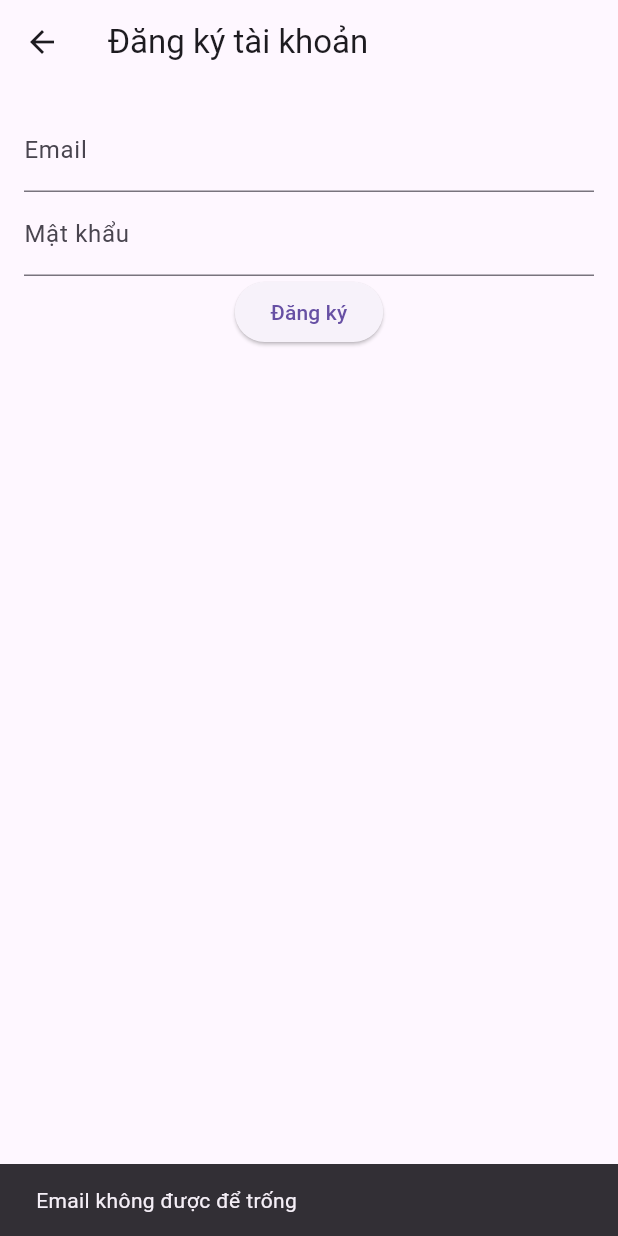
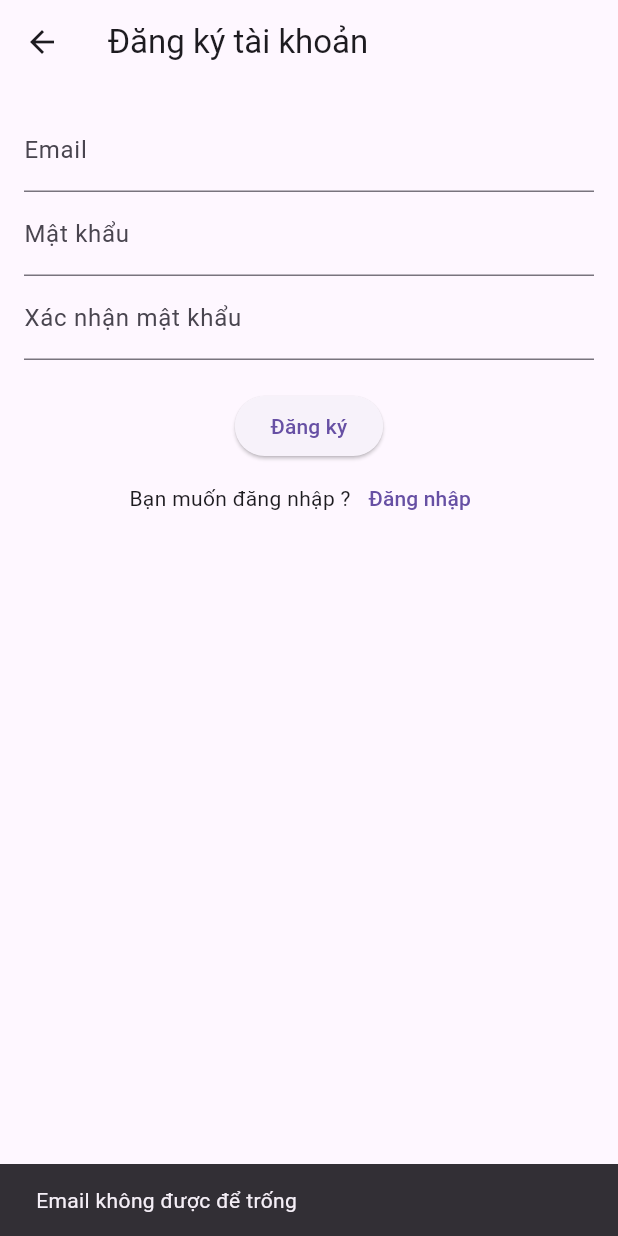
Before and after one commit to TDat79/SignIn-SignUp-Flutter-Amplify-Cognito, a Flutter app: the SignUpScreen screen opened by its route, after a tap on "Đăng ký", on a phone screen of 412 x 824 dp. Run offline on Flutter 3.47's test engine with Material 3 defaults, Android fonts, the phone set to English and light mode, and no system bars; our stand-ins replace email_validator; missing offline and left inert: amplify_auth_cognito, amplify_flutter.

Commit message:
auth_basic

```diff
--- a/lib/auth_service.dart
+++ b/lib/auth_service.dart
@@ -7,13 +7,23 @@ class AuthService {
       final result = await Amplify.Auth.signUp(
         username: email,
         password: password,
-        options: SignUpOptions(userAttributes: {
-          AuthUserAttributeKey.email: email,  // Sử dụng AuthUserAttributeKey.email
-        }),
+        options: SignUpOptions(
+          userAttributes: {
+            AuthUserAttributeKey.email: email, // Sử dụng AuthUserAttributeKey.email
+          },
+        ),
       );
       print('Sign up successful: ${result.isSignUpComplete}');
+    } on AuthException catch (e) {
+      // Kiểm tra nếu lỗi là do email đã tồn tại
+      if (e.message.contains('UsernameExistsException')) {
+        throw Exception('Email đã được đăng ký. Vui lòng sử dụng email khác hoặc đăng nhập.');
+      }
+      // Ném lại lỗi khác nếu không phải lỗi UsernameExistsException
+      throw Exception(e.message);
     } catch (e) {
       print('Sign up failed: $e');
+      throw Exception('Đã xảy ra lỗi khi đăng ký tài khoản.');
     }
   }
 
@@ -44,5 +54,25 @@ class AuthService {
       return false;
     }
   }
+  /// Hàm đăng xuất
+  Future<void> signOut() async {
+    try {
+      await Amplify.Auth.signOut();
+      print('Đăng xuất thành công');
+    } catch (e) {
+      print('Đăng xuất thất bại: $e');
+      throw Exception('Đăng xuất thất bại');
+    }
+  }
+
+  Future<String?> getCurrentUsername() async {
+    try {
+      final user = await Amplify.Auth.getCurrentUser();
+      return user.username; // Trả về username
+    } catch (e) {
+      print('Lỗi lấy thông tin tài khoản: $e');
+      return 'customer'; // Trường hợp không thể lấy thông tin
+    }
+  }
 
 }
--- a/lib/main.dart
+++ b/lib/main.dart
@@ -37,7 +37,8 @@ class MyApp extends StatelessWidget {
   @override
   Widget build(BuildContext context) {
     return MaterialApp(
-      title: 'Amplify Auth Demo',
+      debugShowCheckedModeBanner: false, // Tắt banner "DEBUG"
+      title: 'Part-time App',
       // Thiết lập initialRoute là màn hình đầu tiên khi ứng dụng chạy
       initialRoute: '/signIn', // Màn hình đăng nhập sẽ là màn hình đầu tiên
       routes: {
--- a/lib/screens/sign_in_screen.dart
+++ b/lib/screens/sign_in_screen.dart
@@ -4,31 +4,31 @@ import 'package:nhom1_signin_up/auth_service.dart';
 class SignInScreen extends StatelessWidget {
   final AuthService authService = AuthService();
 
-  final TextEditingController emailController = TextEditingController();
+  final TextEditingController usernameController = TextEditingController();
   final TextEditingController passwordController = TextEditingController();
 
   @override
   Widget build(BuildContext context) {
     return Scaffold(
-      appBar: AppBar(title: Text('Sign In')),
+      appBar: AppBar(title: Text('Đăng nhập')),
       body: Padding(
         padding: const EdgeInsets.all(16.0),
         child: Column(
           children: [
             TextField(
-              controller: emailController,
+              controller: usernameController,
               decoration: InputDecoration(labelText: 'Email'),
             ),
             TextField(
               controller: passwordController,
-              decoration: InputDecoration(labelText: 'Password'),
+              decoration: InputDecoration(labelText: 'Mật khẩu'),
               obscureText: true,
             ),
             ElevatedButton(
               onPressed: () async {
-                final email = emailController.text;
+                final username = usernameController.text;
                 final password = passwordController.text;
-                final success = await authService.signIn(email, password);
+                final success = await authService.signIn(username, password);
 
                 if (success) {
                   // Điều hướng đến màn hình chính sau khi đăng nhập thành công
@@ -40,17 +40,17 @@ class SignInScreen extends StatelessWidget {
                   );
                 }
               },
-              child: Text('Sign In'),
+              child: Text('Đăng nhập'),
             ),
             Row(
               mainAxisAlignment: MainAxisAlignment.center,
               children: [
-                Text('Don’t have an account?'),
+                Text('Bạn chưa có tài khoản?'),
                 TextButton(
                   onPressed: () {
                     Navigator.pushNamed(context, '/signUp');
                   },
-                  child: Text('Sign Up'),
+                  child: Text('Đăng ký'),
                 ),
               ],
             ),
--- a/lib/screens/sign_up_screen.dart
+++ b/lib/screens/sign_up_screen.dart
@@ -2,6 +2,7 @@ import 'package:flutter/material.dart';
 import 'package:nhom1_signin_up/auth_service.dart';
 import 'confirm_sign_up_screen.dart';
 import 'package:email_validator/email_validator.dart';  // Import package kiểm tra định dạng email
+
 class SignUpScreen extends StatefulWidget {
   @override
   _SignUpScreenState createState() => _SignUpScreenState();
@@ -10,12 +11,11 @@ class SignUpScreen extends StatefulWidget {
 class _SignUpScreenState extends State<SignUpScreen> {
   final TextEditingController emailController = TextEditingController();
   final TextEditingController passwordController = TextEditingController();
-
+  final TextEditingController confirmPasswordController = TextEditingController();
   final AuthService _authService = AuthService();
 
   // Kiểm tra mật khẩu hợp lệ theo các yêu cầu của Cognito
   bool isPasswordValid(String password) {
-    // Các yêu cầu cơ bản cho mật khẩu của Cognito (8 ký tự, ít nhất 1 chữ hoa, 1 chữ thường, 1 số và 1 ký tự đặc biệt)
     final RegExp passwordRegExp = RegExp(
       r'^(?=.*[A-Z])(?=.*[a-z])(?=.*\d)(?=.*[!@#$%^&*(),.?":{}|<>]).{8,}$',
     );
@@ -23,9 +23,12 @@ class _SignUpScreenState extends State<SignUpScreen> {
   }
 
   void _signUp() async {
-    final email = emailController.text;
+    final email = emailController.text.trim(); // Loại bỏ khoảng trắng thừa
     final password = passwordController.text;
+    final confirmPassword = confirmPasswordController.text;
+    String errorMessage = 'Đăng ký thất bại. Vui lòng thử lại.';
 
+    // Kiểm tra nếu email để trống hoặc không hợp lệ
     if (email.isEmpty) {
       ScaffoldMessenger.of(context).showSnackBar(
         SnackBar(content: Text('Email không được để trống')),
@@ -38,6 +41,7 @@ class _SignUpScreenState extends State<SignUpScreen> {
       return;
     }
 
+    // Kiểm tra nếu password để trống
     if (password.isEmpty) {
       ScaffoldMessenger.of(context).showSnackBar(
         SnackBar(content: Text('Mật khẩu không được để trống')),
@@ -53,32 +57,35 @@ class _SignUpScreenState extends State<SignUpScreen> {
       return;
     }
 
+    // Kiểm tra xác nhận mật khẩu
+    if (password != confirmPassword) {
+      ScaffoldMessenger.of(context).showSnackBar(
+        SnackBar(content: Text('Mật khẩu và xác nhận mật khẩu không khớp')),
+      );
+      return;
+    }
     try {
       // Gọi hàm đăng ký từ AuthService
       await _authService.signUp(email, password);
+
+      // Kiểm tra nếu widget vẫn còn tồn tại trước khi điều hướng
+      if (!mounted) return;
 
       // Điều hướng đến màn hình nhập OTP, truyền email qua tham số
       Navigator.pushReplacement(
         context,
         MaterialPageRoute(
-          builder: (context) => OtpScreen(email: email),  // Truyền email
+          builder: (context) => OtpScreen(email: email), // Truyền email
         ),
       );
     } catch (e) {
-      // Xử lý lỗi đăng ký từ Cognito, thông báo mật khẩu không hợp lệ
-      String errorMessage = 'Đăng ký thất bại';
-
-      // Kiểm tra nếu lỗi là do mật khẩu không hợp lệ theo quy tắc Cognito
-      if (e.toString().contains('password')) {
-        errorMessage = 'Mật khẩu không hợp lệ. Đảm bảo mật khẩu của bạn đáp ứng các yêu cầu của hệ thống';
-      }
-
+      // Kiểm tra nếu widget vẫn còn tồn tại trước khi hiển thị thông báo
+      if (!mounted) return;
       ScaffoldMessenger.of(context).showSnackBar(
-        SnackBar(content: Text(errorMessage)),
+        SnackBar(content: Text(e.toString())),
       );
     }
   }
-
   @override
   Widget build(BuildContext context) {
     return Scaffold(
@@ -96,9 +103,27 @@ class _SignUpScreenState extends State<SignUpScreen> {
               decoration: InputDecoration(labelText: 'Mật khẩu'),
               obscureText: true,
             ),
+            TextField(
+              controller: confirmPasswordController,
+              decoration: InputDecoration(labelText: 'Xác nhận mật khẩu'),
+              obscureText: true,
+            ),
+            SizedBox(height: 20), // Thêm khoảng cách giữa nút và các trường nhập
             ElevatedButton(
               onPressed: _signUp,
               child: Text('Đăng ký'),
+            ),
+            Row(
+              mainAxisAlignment: MainAxisAlignment.center,
+              children: [
+                Text('Bạn muốn đăng nhập ?'),
+                TextButton(
+                  onPressed: () {
+                    Navigator.pushNamed(context, '/signIn');
+                  },
+                  child: Text('Đăng nhập'),
+                ),
+              ],
             ),
           ],
         ),
--- a/pubspec.yaml
+++ b/pubspec.yaml
@@ -14,6 +14,7 @@ dependencies:
   amplify_auth_cognito: ^1.3.0
   amazon_cognito_identity_dart_2: ^3.7.0
   email_validator: ^2.0.1
+  http: ^1.2.2
   flutter_secure_storage: ^5.0.2
   provider: ^6.0.3
   flutter_signin_button: ^2.0.0
```
Also changed, not shown: lib/cognito_service.dart (deleted, +0 -48 lines), lib/screens/home_screen.dart (+81 -3 lines), lib/models/job.dart (added), pubspec.lock.
